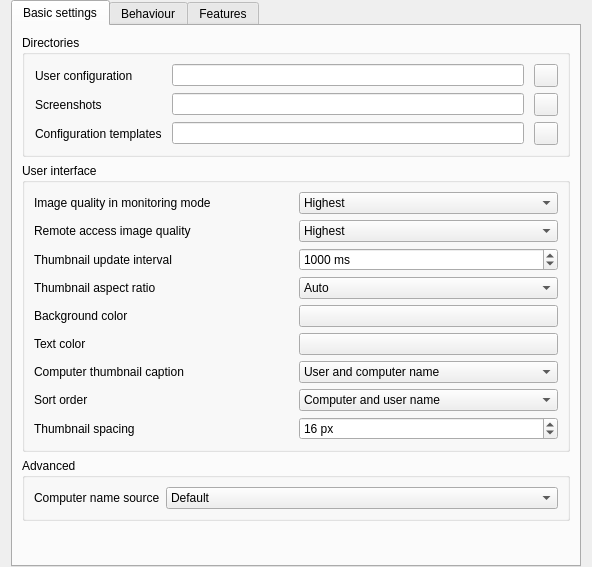
This is configurator/src/MasterConfigurationPage.ui in veyon/veyon as Qt 5 draws it before an edit. The edited form follows.
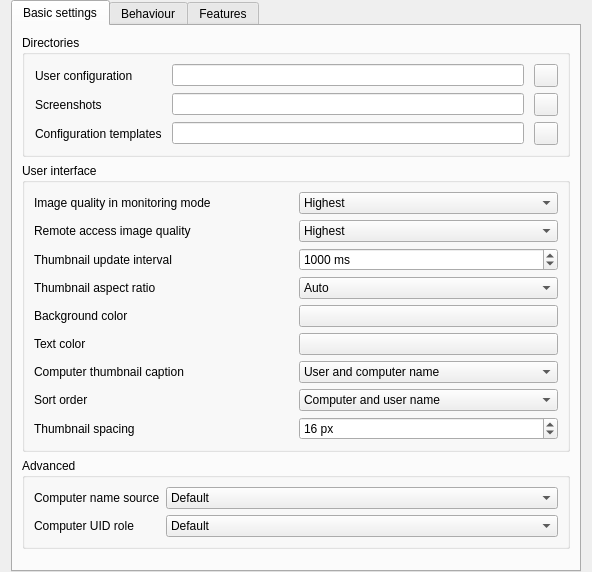
This is the edited form. Icons and pictures are not drawn.

Commit message: ComputerControlListModel: make content of UID role configurable

Patch:
```diff
--- a/configurator/src/MasterConfigurationPage.ui
+++ b/configurator/src/MasterConfigurationPage.ui
@@ -386,6 +386,27 @@
             </item>
            </widget>
           </item>
+          <item row="1" column="0">
+           <widget class="QLabel" name="computerUidRoleContentLabel">
+            <property name="text">
+             <string>Computer UID role</string>
+            </property>
+           </widget>
+          </item>
+          <item row="1" column="1">
+           <widget class="QComboBox" name="computerUidRoleContent">
+            <item>
+             <property name="text">
+              <string>Default</string>
+             </property>
+            </item>
+            <item>
+             <property name="text">
+              <string>Session meta data hash</string>
+             </property>
+            </item>
+           </widget>
+          </item>
          </layout>
         </widget>
        </item>
```
Left out of the diff: 1 changed line with no effect on the pictures. The commit also changes 5 other files.
